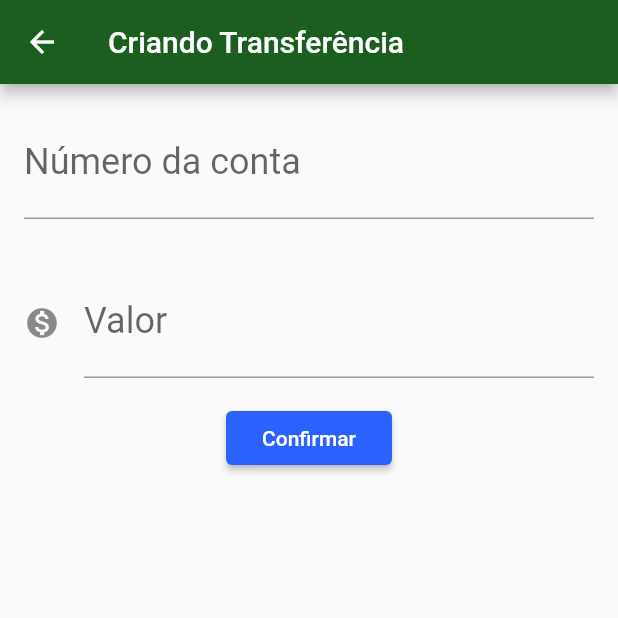
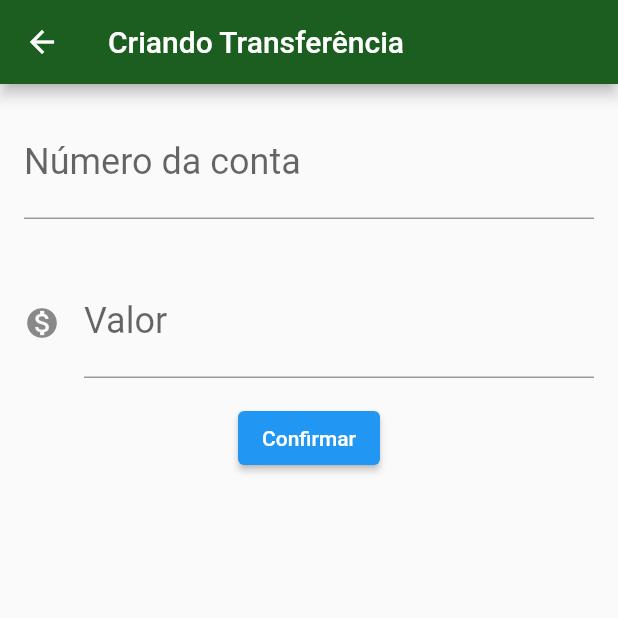
Before and after one commit to alura-cursos/flutter-gerenciamento-de-estado, a Flutter app: the screen it shows after launch, after a tap on "Recebe valor", after a tap on "Nova Transferência", on a phone screen of 412 x 824 dp, the top half of it. Run offline on Flutter 3.47's test engine with Material 2 defaults, Android fonts, the phone set to English and light mode, and no system bars.

Commit message:
Correção de itens depreciados pela V2 do Flutter

```diff
--- a/lib/screens/dashboard/dashboard.dart
+++ b/lib/screens/dashboard/dashboard.dart
@@ -20,16 +20,21 @@ class Dashboard extends StatelessWidget {
           ButtonBar(
             alignment: MainAxisAlignment.center,
             children: <Widget>[
-              RaisedButton(
-                color: Colors.green,
+              ElevatedButton(
                 child: Text('Recebe valor'),
+                style: ElevatedButton.styleFrom(
+                  primary: Colors.green,
+                ),
                 onPressed: () {
                   Provider.of<Saldo>(context, listen: false).adiciona(10);
                 },
               ),
-              RaisedButton(
-                color: Colors.green,
+
+              ElevatedButton(
                 child: Text('Nova Transferência'),
+                style: ElevatedButton.styleFrom(
+                  primary: Colors.green,
+                ),
                 onPressed: () {
                   Navigator.push(
                     context,
@@ -38,7 +43,7 @@ class Dashboard extends StatelessWidget {
                     }),
                   );
                 },
-              ),
+              )
             ],
           ),
           UltimasTransferencias()
--- a/lib/screens/transferencia/formulario.dart
+++ b/lib/screens/transferencia/formulario.dart
@@ -40,7 +40,7 @@ class FormularioTransferencia extends StatelessWidget {
                 rotulo: _rotuloCampoValor,
                 icone: Icons.monetization_on,
               ),
-              RaisedButton(
+              ElevatedButton(
                 child: Text(_textoBotaoConfirmar),
                 onPressed: () => _criaTransferencia(context),
               ),
--- a/lib/screens/transferencia/ultimas.dart
+++ b/lib/screens/transferencia/ultimas.dart
@@ -44,8 +44,11 @@ class UltimasTransferencias extends StatelessWidget {
             );
           },
         ),
-        FlatButton(
-          color: Colors.green,
+        ElevatedButton(
+          style: ElevatedButton.styleFrom(
+            primary: Colors.green,
+          ),
+          child: Text(_conteudoBotao),
           onPressed: () {
             Navigator.push(
               context,
@@ -54,8 +57,7 @@ class UltimasTransferencias extends StatelessWidget {
               }),
             );
           },
-          child: Text(_conteudoBotao),
-        )
+        ),
       ],
     );
   }
```
